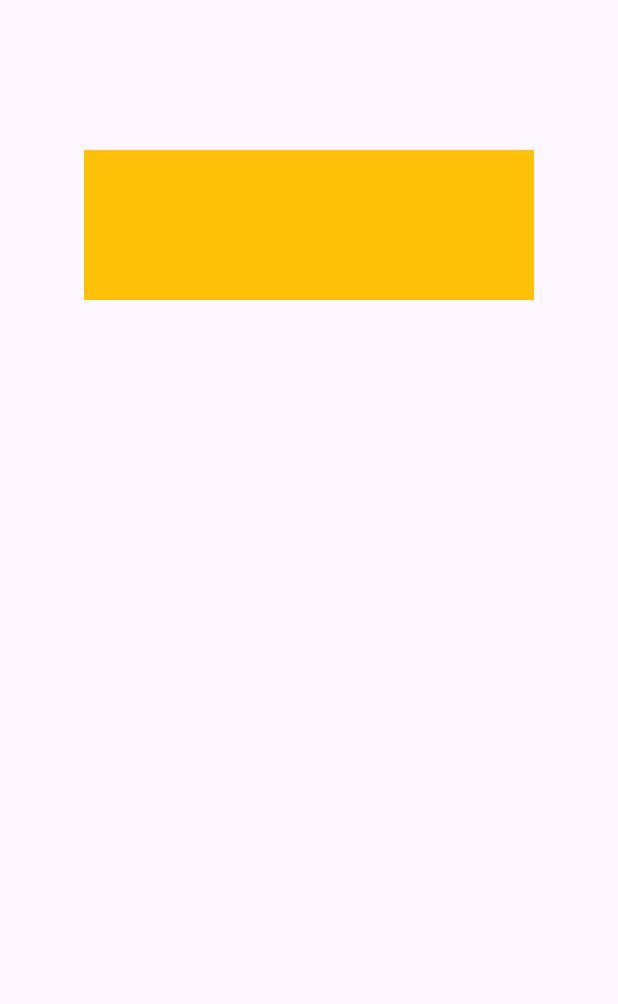
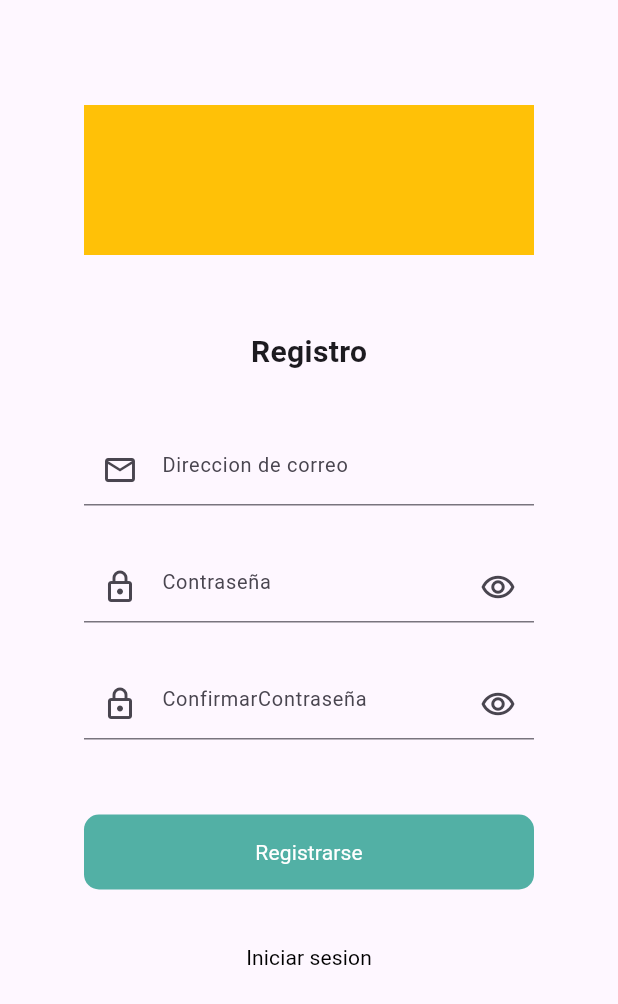
Before and after one commit to GabeASM/safeway-movil, a Flutter app: the screen it shows after launch, on a phone screen of 412 x 824 dp. Shown: the top 1004 px of the screen. Run offline on Flutter 3.47's test engine with Material 3 defaults, Android fonts, the phone set to English and light mode, and no system bars; our stand-ins replace dio, geolocator, image_picker.

Commit message:
feat: formulario de registro agregado

```diff
--- a/lib/main.dart
+++ b/lib/main.dart
@@ -22,7 +22,7 @@ class App extends StatelessWidget {
 
   @override
   Widget build(BuildContext context) {
-    return const MaterialApp(
+    return MaterialApp(
       // theme: theme,
       home: RegisterScreen(),
     );
--- a/lib/users/screens/register_screen.dart
+++ b/lib/users/screens/register_screen.dart
@@ -1,21 +1,121 @@
 import 'package:flutter/material.dart';
+import 'package:safeway/users/widgets/labels_users.dart';
 import 'package:safeway/users/widgets/logo.dart';
+import 'package:safeway/users/widgets/password_field.dart';
 
 class RegisterScreen extends StatelessWidget {
-  const RegisterScreen({super.key});
+  RegisterScreen({super.key});
+  final Color customColor = const Color(0xFF52B0A5);
+  final TextEditingController _mailController = TextEditingController();
+  final TextEditingController _passwordController = TextEditingController();
+  final TextEditingController _verifyPasswordController =
+      TextEditingController();
 
   @override
   Widget build(BuildContext context) {
-    return const Scaffold(
-        body: Column(
-      children: [
-        Center(
-          child: Padding(
-            padding: EdgeInsets.only(top: 100.0),
-            child: LogoSafeWay(),
+    return Scaffold(
+        body: SingleChildScrollView(
+      child: Column(
+        children: [
+          const Center(
+            child: Padding(
+              padding: EdgeInsets.only(top: 70.0),
+              child: LogoSafeWay(),
+            ),
           ),
-        )
-      ],
+          const Center(
+            child: LabelFormUser(text: 'Registro'),
+          ),
+          Padding(
+            padding: const EdgeInsets.only(top: 40.0),
+            child: SizedBox(
+                width: 300,
+                child: TextField(
+                  controller: _mailController,
+                  decoration: const InputDecoration(
+                      prefixIcon: Icon(
+                        Icons.mail_outline,
+                      ),
+                      hintText: 'Direccion de correo',
+                      hintStyle: TextStyle(
+                        fontSize: 13.3,
+                      )),
+                )),
+          ),
+          Padding(
+            padding: const EdgeInsets.only(top: 30.0),
+            child: SizedBox(
+                width: 300,
+                child: PasswordField(
+                  controller: _passwordController,
+                  hintTextPassword: 'Contraseña',
+                )),
+          ),
+          Padding(
+            padding: const EdgeInsets.only(top: 30.0),
+            child: SizedBox(
+                width: 300,
+                child: PasswordField(
+                  controller: _verifyPasswordController,
+                  hintTextPassword: 'ConfirmarContraseña',
+                )),
+          ),
+          Padding(
+            padding: const EdgeInsets.only(top: 50.0),
+            child: SizedBox(
+              width: 300,
+              height: 50,
+              child: TextButton(
+                style: ButtonStyle(
+                  backgroundColor:
+                      MaterialStateProperty.all<Color>(customColor),
+                  shape: MaterialStateProperty.all<OutlinedBorder>(
+                    RoundedRectangleBorder(
+                      borderRadius: BorderRadius.circular(
+                          10.0), // radio para cambiar la esquina del rectángulo
+                    ),
+                  ),
+                  side: MaterialStateProperty.all<BorderSide>(
+                    const BorderSide(
+                        color: Colors.transparent,
+                        width: 2.0), // Establece el color y el ancho del borde
+                  ),
+                ),
+                onPressed: () {},
+                child: const Text(
+                  'Registrarse',
+                  style: TextStyle(
+                      color: Colors.white, fontWeight: FontWeight.normal),
+                ),
+              ),
+            ),
+          ),
+          Padding(
+            padding: const EdgeInsets.only(top: 20.0),
+            child: SizedBox(
+              width: 300,
+              height: 50,
+              child: TextButton(
+                style: ButtonStyle(
+                  overlayColor: MaterialStateProperty.all(Colors.grey),
+                  shape: MaterialStateProperty.all<OutlinedBorder>(
+                    RoundedRectangleBorder(
+                      borderRadius: BorderRadius.circular(
+                          10.0), // radio para cambiar la esquina del rectángulo
+                    ),
+                  ),
+                ),
+                onPressed: () {},
+                child: const Text(
+                  'Iniciar sesion',
+                  style: TextStyle(
+                      color: Colors.black, fontWeight: FontWeight.normal),
+                ),
+              ),
+            ),
+          ),
+        ],
+      ),
     ));
   }
 }
--- /dev/null
+++ b/lib/users/widgets/labels_users.dart
@@ -0,0 +1,18 @@
+import 'package:flutter/material.dart';
+
+class LabelFormUser extends StatelessWidget {
+  final String text;
+
+  const LabelFormUser({super.key, required this.text});
+
+  @override
+  Widget build(BuildContext context) {
+    return Padding(
+      padding: const EdgeInsets.only(top: 50),
+      child: Text(
+        text,
+        style: const TextStyle(fontWeight: FontWeight.bold, fontSize: 20),
+      ),
+    );
+  }
+}
--- /dev/null
+++ b/lib/users/widgets/password_field.dart
@@ -0,0 +1,46 @@
+import 'package:flutter/material.dart';
+
+class PasswordField extends StatefulWidget {
+  final String hintTextPassword;
+  final TextEditingController controller;
+
+  const PasswordField({
+    super.key,
+    required this.hintTextPassword,
+    required this.controller,
+  });
+
+  @override
+  PasswordFieldState createState() => PasswordFieldState();
+}
+
+class PasswordFieldState extends State<PasswordField> {
+  bool _obscureText = true;
+
+  @override
+  Widget build(BuildContext context) {
+    return TextField(
+      controller: widget.controller,
+      obscureText: _obscureText,
+      decoration: InputDecoration(
+        suffixIcon: IconButton(
+          icon: Icon(
+            _obscureText
+                ? Icons.remove_red_eye_outlined
+                : Icons.visibility_off_outlined,
+          ),
+          onPressed: () {
+            setState(() {
+              _obscureText = !_obscureText;
+            });
+          },
+        ),
+        prefixIcon: const Icon(Icons.lock_outlined),
+        hintText: widget.hintTextPassword,
+        hintStyle: const TextStyle(
+          fontSize: 13.3,
+        ),
+      ),
+    );
+  }
+}
--- a/pubspec.yaml
+++ b/pubspec.yaml
@@ -60,6 +60,8 @@ dev_dependencies:
 
 # The following section is specific to Flutter packages.
 flutter:
+  assets:
+    - assets/SafeWayLogo.png
 
   # The following line ensures that the Material Icons font is
   # included with your application, so that you can use the icons in
```
Also changed, not shown: assets/SafeWayLogo.png (added).
